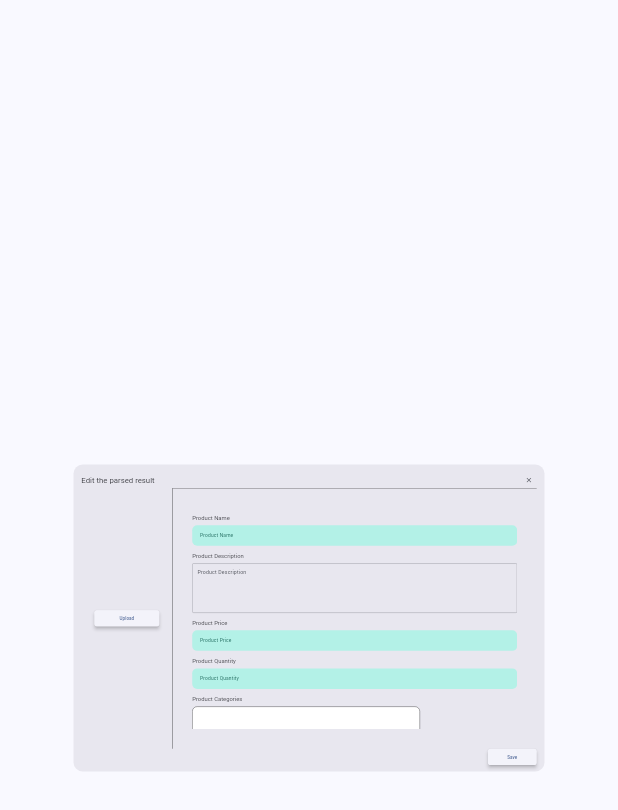
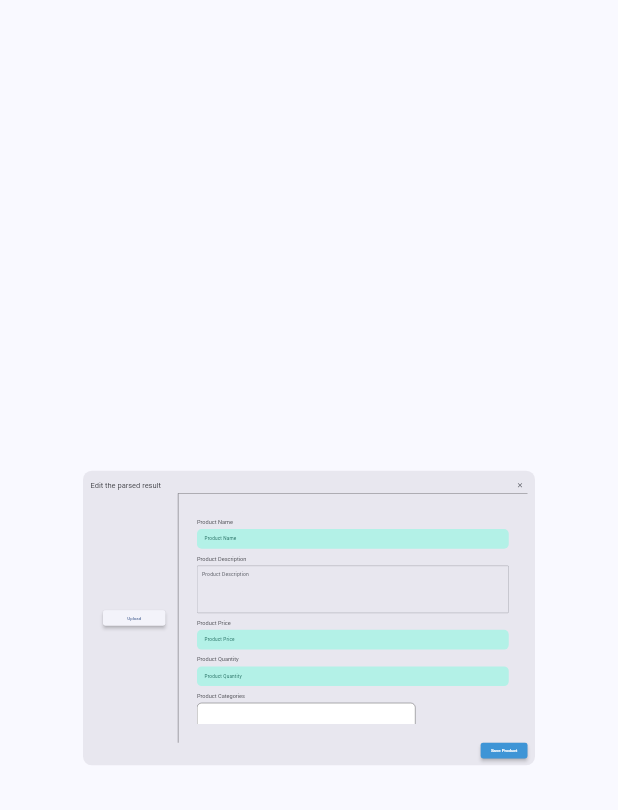
Before and after one commit to varunvilva/ONDC-Build-For-Bharat, a Flutter app: the EditResult widget shown alone on an empty page, opened directly, on a phone screen of 412 x 824 dp. Shown: the top 810 px of the screen. Run offline on Flutter 3.47's test engine with Material 3 defaults, Android fonts, the phone set to English and light mode, and no system bars; our stand-ins replace calendar_date_picker2, dio, file_picker, firebase_core, flutter_riverpod, go_router and 6 more; missing offline and left inert: dart:html; accounts and stored records are empty; Roboto replaces fonts that are missing (RobotoFlex); statements that could not run were skipped.

Commit message:
Fixed edit product dialog size

```diff
--- a/shelfie/lib/components/edit_result.dart
+++ b/shelfie/lib/components/edit_result.dart
@@ -3,9 +3,9 @@ import 'package:flutter/material.dart';
 import 'package:flutter/services.dart';
 import 'package:flutter_riverpod/flutter_riverpod.dart';
 import 'package:go_router/go_router.dart';
+import 'package:hexcolor/hexcolor.dart';
 import 'package:responsive_framework/responsive_framework.dart';
 import 'package:shelfie/components/rounded_chip.dart';
-
 import '../providers/shelf_provider.dart';
 import 'material_textformfield.dart';
 
@@ -15,7 +15,7 @@ class EditResult extends ConsumerWidget {
   @override
   Widget build(BuildContext context, WidgetRef ref) {
     return ResponsiveScaledBox(
-      width: 1900,
+      width: 1980,
       child: AlertDialog(
         title: SizedBox(
           width: 1400,
@@ -33,7 +33,8 @@ class EditResult extends ConsumerWidget {
                     ),
                   ],
                 ),
-                Expanded(
+                SizedBox(
+                  height: 800,
                   child: Row(
                     children: [
                       Expanded(
@@ -288,10 +289,9 @@ class EditResult extends ConsumerWidget {
                     ],
                   ),
                 ),
-                Row(
-                  children: [
-                    const Spacer(),
-                    ElevatedButton(
+                Align(
+                  alignment: Alignment.centerRight,
+                  child: ElevatedButton(
                     onPressed: () {
                       ref.read(shelfProvider.notifier).updateFinalJson();
                       ref.read(shelfProvider.notifier).clearAll();
@@ -302,11 +302,11 @@ class EditResult extends ConsumerWidget {
                       shape: RoundedRectangleBorder(
                         borderRadius: BorderRadius.circular(8),
                       ),
+                      backgroundColor: HexColor('#3E95D6'),
                       minimumSize: const Size(150, 50),
                     ),
-                      child: const Text('Save'),
+                    child: const Text('Save Product', style: TextStyle(color: Colors.white)),
                   ),
-                  ],
                 )
               ],
             ),
```
Lines whose indentation alone changed are shown as unchanged.
